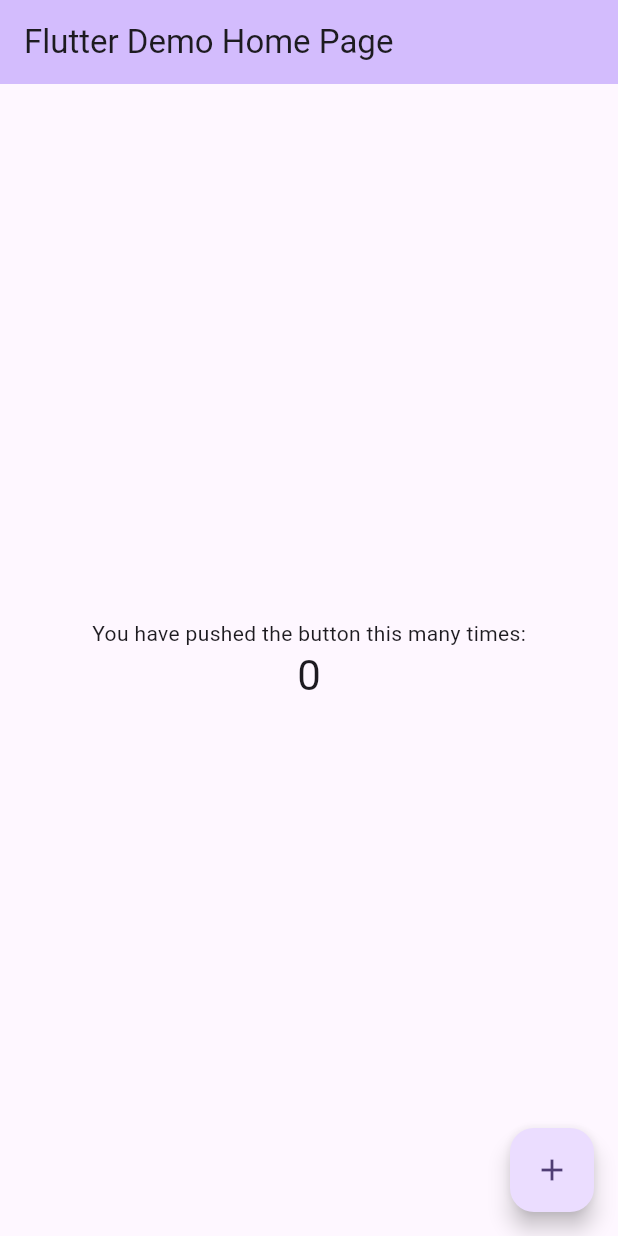
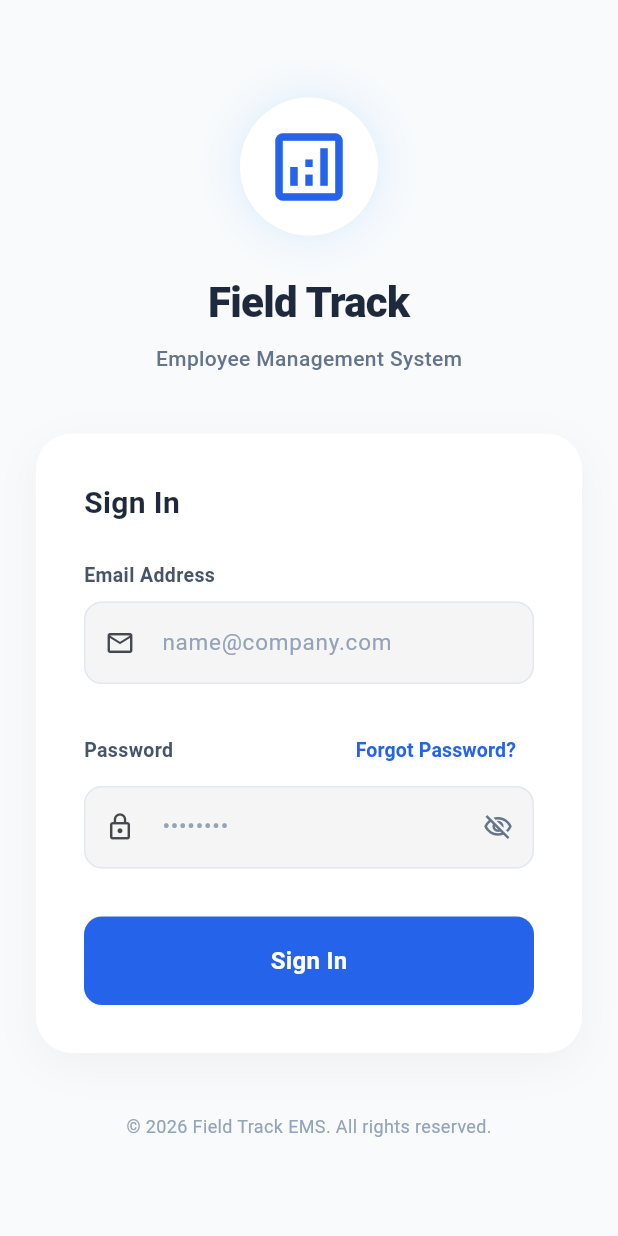
Before and after one commit to Het1605/field_track, a Flutter app: the screen it shows after launch, on a phone screen of 412 x 824 dp. Run offline on Flutter 3.47's test engine with Material 3 defaults, Android fonts, the phone set to English and light mode, and no system bars; our stand-ins replace shared_preferences.

Commit message:
add login and home screen

```diff
--- /dev/null
+++ b/devtools_options.yaml
@@ -0,0 +1,3 @@
+description: This file stores settings for Dart & Flutter DevTools.
+documentation: https://docs.flutter.dev/tools/devtools/extensions#configure-extension-enablement-states
+extensions:
--- a/lib/main.dart
+++ b/lib/main.dart
@@ -1,122 +1,30 @@
 import 'package:flutter/material.dart';
+import 'screens/login_screen.dart';
 
 void main() {
-  runApp(const MyApp());
+  WidgetsFlutterBinding.ensureInitialized();
+  runApp(const FieldTrackApp());
 }
 
-class MyApp extends StatelessWidget {
-  const MyApp({super.key});
+class FieldTrackApp extends StatelessWidget {
+  const FieldTrackApp({super.key});
 
-  // This widget is the root of your application.
   @override
   Widget build(BuildContext context) {
     return MaterialApp(
-      title: 'Flutter Demo',
+      title: 'Field Track',
+      debugShowCheckedModeBanner: false,
       theme: ThemeData(
-        // This is the theme of your application.
-        //
-        // TRY THIS: Try running your application with "flutter run". You'll see
-        // the application has a purple toolbar. Then, without quitting the app,
-        // try changing the seedColor in the colorScheme below to Colors.green
-        // and then invoke "hot reload" (save your changes or press the "hot
-        // reload" button in a Flutter-supported IDE, or press "r" if you used
-        // the command line to start the app).
-        //
-        // Notice that the counter didn't reset back to zero; the application
-        // state is not lost during the reload. To reset the state, use hot
-        // restart instead.
-        //
-        // This works for code too, not just values: Most code changes can be
-        // tested with just a hot reload.
-        colorScheme: ColorScheme.fromSeed(seedColor: Colors.deepPurple),
+        colorScheme: ColorScheme.fromSeed(seedColor: Colors.blue),
+        useMaterial3: true,
+        inputDecorationTheme: const InputDecorationTheme(
+          border: OutlineInputBorder(),
+          filled: true,
+          fillColor: Color(0xFFF5F5F5),
+        ),
       ),
-      home: const MyHomePage(title: 'Flutter Demo Home Page'),
+      // Initial screen is the Login Screen
+      home: const LoginScreen(),
     );
   }
 }
-
-class MyHomePage extends StatefulWidget {
-  const MyHomePage({super.key, required this.title});
-
-  // This widget is the home page of your application. It is stateful, meaning
-  // that it has a State object (defined below) that contains fields that affect
-  // how it looks.
-
-  // This class is the configuration for the state. It holds the values (in this
-  // case the title) provided by the parent (in this case the App widget) and
-  // used by the build method of the State. Fields in a Widget subclass are
-  // always marked "final".
-
-  final String title;
-
-  @override
-  State<MyHomePage> createState() => _MyHomePageState();
-}
-
-class _MyHomePageState extends State<MyHomePage> {
-  int _counter = 0;
-
-  void _incrementCounter() {
-    setState(() {
-      // This call to setState tells the Flutter framework that something has
-      // changed in this State, which causes it to rerun the build method below
-      // so that the display can reflect the updated values. If we changed
-      // _counter without calling setState(), then the build method would not be
-      // called again, and so nothing would appear to happen.
-      _counter++;
-    });
-  }
-
-  @override
-  Widget build(BuildContext context) {
-    // This method is rerun every time setState is called, for instance as done
-    // by the _incrementCounter method above.
-    //
-    // The Flutter framework has been optimized to make rerunning build methods
-    // fast, so that you can just rebuild anything that needs updating rather
-    // than having to individually change instances of widgets.
-    return Scaffold(
-      appBar: AppBar(
-        // TRY THIS: Try changing the color here to a specific color (to
-        // Colors.amber, perhaps?) and trigger a hot reload to see the AppBar
-        // change color while the other colors stay the same.
-        backgroundColor: Theme.of(context).colorScheme.inversePrimary,
-        // Here we take the value from the MyHomePage object that was created by
-        // the App.build method, and use it to set our appbar title.
-        title: Text(widget.title),
-      ),
-      body: Center(
-        // Center is a layout widget. It takes a single child and positions it
-        // in the middle of the parent.
-        child: Column(
-          // Column is also a layout widget. It takes a list of children and
-          // arranges them vertically. By default, it sizes itself to fit its
-          // children horizontally, and tries to be as tall as its parent.
-          //
-          // Column has various properties to control how it sizes itself and
-          // how it positions its children. Here we use mainAxisAlignment to
-          // center the children vertically; the main axis here is the vertical
-          // axis because Columns are vertical (the cross axis would be
-          // horizontal).
-          //
-          // TRY THIS: Invoke "debug painting" (choose the "Toggle Debug Paint"
-          // action in the IDE, or press "p" in the console), to see the
-          // wireframe for each widget.
-          mainAxisAlignment: MainAxisAlignment.center,
-          children: <Widget>[
-            const Text('You have pushed the button this many times:'),
-            Text(
-              '$_counter',
-              style: Theme.of(context).textTheme.headlineMedium,
-            ),
-          ],
-        ),
-      ),
-      floatingActionButton: FloatingActionButton(
-        onPressed: _incrementCounter,
-        tooltip: 'Increment',
-        child: const Icon(Icons.add),
-      ), // This trailing comma makes auto-formatting nicer for build methods.
-    );
-  }
-}
--- /dev/null
+++ b/lib/screens/home_screen.dart
@@ -0,0 +1,49 @@
+import 'package:flutter/material.dart';
+import '../services/auth_service.dart';
+import 'login_screen.dart';
+
+class HomeScreen extends StatelessWidget {
+  const HomeScreen({super.key});
+
+  void _handleLogout(BuildContext context) async {
+    final authService = AuthService();
+    await authService.logout();
+
+    if (context.mounted) {
+      Navigator.of(context).pushAndRemoveUntil(
+        MaterialPageRoute(builder: (_) => const LoginScreen()),
+        (route) => false,
+      );
+    }
+  }
+
+  @override
+  Widget build(BuildContext context) {
+    return Scaffold(
+      appBar: AppBar(
+        title: const Text('Field Track Home'),
+        actions: [
+          IconButton(
+            icon: const Icon(Icons.logout),
+            onPressed: () => _handleLogout(context),
+          ),
+        ],
+      ),
+      body: const Center(
+        child: Column(
+          mainAxisAlignment: MainAxisAlignment.center,
+          children: [
+            Icon(Icons.check_circle_outline, size: 100, color: Colors.green),
+            SizedBox(height: 20),
+            Text(
+              'Welcome to Field Track!',
+              style: TextStyle(fontSize: 24, fontWeight: FontWeight.bold),
+            ),
+            SizedBox(height: 10),
+            Text('Successfully authenticated with JWT.'),
+          ],
+        ),
+      ),
+    );
+  }
+}
--- /dev/null
+++ b/lib/screens/login_screen.dart
@@ -0,0 +1,311 @@
+import 'package:flutter/material.dart';
+import '../services/auth_service.dart';
+import 'home_screen.dart';
+
+class LoginScreen extends StatefulWidget {
+  const LoginScreen({super.key});
+
+  @override
+  State<LoginScreen> createState() => _LoginScreenState();
+}
+
+class _LoginScreenState extends State<LoginScreen> {
+  final _formKey = GlobalKey<FormState>();
+  final _emailController = TextEditingController();
+  final _passwordController = TextEditingController();
+  final AuthService _authService = AuthService();
+
+  bool _isLoading = false;
+  bool _isObscured = true;
+  String? _errorMessage;
+
+  @override
+  void dispose() {
+    _emailController.dispose();
+    _passwordController.dispose();
+    super.dispose();
+  }
+
+  Future<void> _handleLogin() async {
+    if (!_formKey.currentState!.validate()) return;
+
+    setState(() {
+      _isLoading = true;
+      _errorMessage = null;
+    });
+
+    try {
+      final response = await _authService.login(
+        _emailController.text.trim(),
+        _passwordController.text,
+      );
+
+      if (response.success) {
+        if (mounted) {
+          Navigator.of(context).pushReplacement(
+            MaterialPageRoute(builder: (_) => const HomeScreen()),
+          );
+        }
+      } else {
+        setState(() {
+          _errorMessage = response.message;
+        });
+      }
+    } catch (e) {
+      setState(() {
+        _errorMessage = 'Connection error. Please try again.';
+      });
+    } finally {
+      if (mounted) {
+        setState(() {
+          _isLoading = false;
+        });
+      }
+    }
+  }
+
+  @override
+  Widget build(BuildContext context) {
+    return Scaffold(
+      backgroundColor: const Color(0xFFF8FAFC), // Modern light gray background
+      body: Center(
+        child: SingleChildScrollView(
+          padding: const EdgeInsets.symmetric(horizontal: 24.0),
+          child: Column(
+            mainAxisAlignment: MainAxisAlignment.center,
+            children: [
+              // Branding / Logo Section
+              Container(
+                padding: const EdgeInsets.all(16),
+                decoration: BoxDecoration(
+                  color: Colors.white,
+                  shape: BoxShape.circle,
+                  boxShadow: [
+                    BoxShadow(
+                      color: Colors.blue.withAlpha(25),
+                      blurRadius: 20,
+                      spreadRadius: 5,
+                    ),
+                  ],
+                ),
+                child: const Icon(Icons.analytics_outlined, size: 60, color: Color(0xFF2563EB)),
+              ),
+              const SizedBox(height: 24),
+              const Text(
+                'Field Track',
+                style: TextStyle(
+                  fontSize: 28,
+                  fontWeight: FontWeight.w800,
+                  color: Color(0xFF1E293B),
+                  letterSpacing: -0.5,
+                ),
+              ),
+              const SizedBox(height: 8),
+              const Text(
+                'Employee Management System',
+                style: TextStyle(
+                  fontSize: 14,
+                  color: Color(0xFF64748B),
+                  fontWeight: FontWeight.w500,
+                ),
+              ),
+              const SizedBox(height: 40),
+
+              // Login Card
+              Container(
+                constraints: const BoxConstraints(maxWidth: 450),
+                padding: const EdgeInsets.all(32),
+                decoration: BoxDecoration(
+                  color: Colors.white,
+                  borderRadius: BorderRadius.circular(24),
+                  boxShadow: [
+                    BoxShadow(
+                      color: Colors.black.withAlpha(10),
+                      blurRadius: 24,
+                      offset: const Offset(0, 8),
+                    ),
+                  ],
+                ),
+                child: Form(
+                  key: _formKey,
+                  child: Column(
+                    crossAxisAlignment: CrossAxisAlignment.stretch,
+                    children: [
+                      const Text(
+                        'Sign In',
+                        style: TextStyle(
+                          fontSize: 20,
+                          fontWeight: FontWeight.bold,
+                          color: Color(0xFF1E293B),
+                        ),
+                      ),
+                      const SizedBox(height: 24),
+
+                      // Email Field
+                      const Text(
+                        'Email Address',
+                        style: TextStyle(
+                          fontSize: 13,
+                          fontWeight: FontWeight.w600,
+                          color: Color(0xFF475569),
+                        ),
+                      ),
+                      const SizedBox(height: 8),
+                      TextFormField(
+                        controller: _emailController,
+                        keyboardType: TextInputType.emailAddress,
+                        style: const TextStyle(fontSize: 15),
+                        decoration: InputDecoration(
+                          hintText: 'name@company.com',
+                          hintStyle: const TextStyle(color: Color(0xFF94A3B8)),
+                          prefixIcon: const Icon(Icons.mail_outline, size: 20),
+                          contentPadding: const EdgeInsets.symmetric(vertical: 16),
+                          border: OutlineInputBorder(
+                            borderRadius: BorderRadius.circular(12),
+                            borderSide: const BorderSide(color: Color(0xFFE2E8F0)),
+                          ),
+                          enabledBorder: OutlineInputBorder(
+                            borderRadius: BorderRadius.circular(12),
+                            borderSide: const BorderSide(color: Color(0xFFE2E8F0)),
+                          ),
+                          focusedBorder: OutlineInputBorder(
+                            borderRadius: BorderRadius.circular(12),
+                            borderSide: const BorderSide(color: Color(0xFF2563EB), width: 2),
+                          ),
+                        ),
+                        validator: (value) => (value == null || value.isEmpty) ? 'Email is required' : null,
+                      ),
+                      const SizedBox(height: 20),
+
+                      // Password Field
+                      Row(
+                        mainAxisAlignment: MainAxisAlignment.spaceBetween,
+                        children: [
+                          const Text(
+                            'Password',
+                            style: TextStyle(
+                              fontSize: 13,
+                              fontWeight: FontWeight.w600,
+                              color: Color(0xFF475569),
+                            ),
+                          ),
+                          TextButton(
+                            onPressed: () {
+                              ScaffoldMessenger.of(context).showSnackBar(
+                                const SnackBar(content: Text('Feature coming soon')),
+                              );
+                            },
+                            child: const Text(
+                              'Forgot Password?',
+                              style: TextStyle(
+                                fontSize: 13,
+                                fontWeight: FontWeight.bold,
+                                color: Color(0xFF2563EB),
+                              ),
+                            ),
+                          ),
+                        ],
+                      ),
+                      TextFormField(
+                        controller: _passwordController,
+                        obscureText: _isObscured,
+                        style: const TextStyle(fontSize: 15),
+                        decoration: InputDecoration(
+                          hintText: '••••••••',
+                          hintStyle: const TextStyle(color: Color(0xFF94A3B8)),
+                          prefixIcon: const Icon(Icons.lock_outline, size: 20),
+                          suffixIcon: IconButton(
+                            icon: Icon(
+                              _isObscured ? Icons.visibility_off_outlined : Icons.visibility_outlined,
+                              size: 20,
+                              color: const Color(0xFF64748B),
+                            ),
+                            onPressed: () => setState(() => _isObscured = !_isObscured),
+                          ),
+                          contentPadding: const EdgeInsets.symmetric(vertical: 16),
+                          border: OutlineInputBorder(
+                            borderRadius: BorderRadius.circular(12),
+                            borderSide: const BorderSide(color: Color(0xFFE2E8F0)),
+                          ),
+                          enabledBorder: OutlineInputBorder(
+                            borderRadius: BorderRadius.circular(12),
+                            borderSide: const BorderSide(color: Color(0xFFE2E8F0)),
+                          ),
+                          focusedBorder: OutlineInputBorder(
+                            borderRadius: BorderRadius.circular(12),
+                            borderSide: const BorderSide(color: Color(0xFF2563EB), width: 2),
+                          ),
+                        ),
+                        validator: (value) => (value == null || value.isEmpty) ? 'Password is required' : null,
+                      ),
+
+                      if (_errorMessage != null) ...[
+                        const SizedBox(height: 16),
+                        Container(
+                          padding: const EdgeInsets.all(12),
+                          decoration: BoxDecoration(
+                            color: const Color(0xFFFEF2F2),
+                            borderRadius: BorderRadius.circular(8),
+                            border: Border.all(color: const Color(0xFFFEE2E2)),
+                          ),
+                          child: Text(
+                            _errorMessage!,
+                            style: const TextStyle(color: Color(0xFFB91C1C), fontSize: 13),
+                            textAlign: TextAlign.center,
+                          ),
+                        ),
+                      ],
+
+                      const SizedBox(height: 32),
+
+                      // Login Button
+                      ElevatedButton(
+                        onPressed: _isLoading ? null : _handleLogin,
+                        style: ElevatedButton.styleFrom(
+                          backgroundColor: const Color(0xFF2563EB),
+                          foregroundColor: Colors.white,
+                          padding: const EdgeInsets.symmetric(vertical: 18),
+                          shape: RoundedRectangleBorder(
+                            borderRadius: BorderRadius.circular(12),
+                          ),
+                          elevation: 0,
+                          disabledBackgroundColor: const Color(0xFF93C5FD),
+                        ),
+                        child: _isLoading
+                            ? const SizedBox(
+                                height: 20,
+                                width: 20,
+                                child: CircularProgressIndicator(
+                                  strokeWidth: 2,
+                                  color: Colors.white,
+                                ),
+                              )
+                            : const Text(
+                                'Sign In',
+                                style: TextStyle(
+                                  fontSize: 16,
+                                  fontWeight: FontWeight.w700,
+                                  letterSpacing: 0.2,
+                                ),
+                              ),
+                      ),
+                    ],
+                  ),
+                ),
+              ),
+
+              const SizedBox(height: 40),
+              const Text(
+                '© 2026 Field Track EMS. All rights reserved.',
+                style: TextStyle(
+                  fontSize: 12,
+                  color: Color(0xFF94A3B8),
+                ),
+              ),
+            ],
+          ),
+        ),
+      ),
+    );
+  }
+}
--- /dev/null
+++ b/lib/services/auth_service.dart
@@ -0,0 +1,49 @@
+import 'package:shared_preferences/shared_preferences.dart';
+import 'api_service.dart';
+
+class AuthService {
+  final ApiService _apiService = ApiService();
+  static const String _tokenKey = 'auth_token';
+
+  /// Calls the login API and stores the token if successful
+  Future<ApiResponse> login(String email, String password) async {
+    final response = await _apiService.post('/auth/login', {
+      'email': email,
+      'password': password,
+    });
+
+    if (response.success && response.data != null) {
+      // Backend returns { "access_token": "...", "token_type": "bearer" }
+      final String? token = response.data['access_token'];
+      if (token != null) {
+        await _saveToken(token);
+      }
+    }
+
+    return response;
+  }
+
+  /// Saves the JWT token securely in shared_preferences
+  Future<void> _saveToken(String token) async {
+    final SharedPreferences prefs = await SharedPreferences.getInstance();
+    await prefs.setString(_tokenKey, token);
+  }
+
+  /// Retrieves the stored JWT token
+  Future<String?> getToken() async {
+    final SharedPreferences prefs = await SharedPreferences.getInstance();
+    return prefs.getString(_tokenKey);
+  }
+
+  /// Removes the token (Logout)
+  Future<void> logout() async {
+    final SharedPreferences prefs = await SharedPreferences.getInstance();
+    await prefs.remove(_tokenKey);
+  }
+
+  /// Check if the user is currently logged in
+  Future<bool> isLoggedIn() async {
+    final token = await getToken();
+    return token != null && token.isNotEmpty;
+  }
+}
```
Also changed, not shown: 2 other files.
